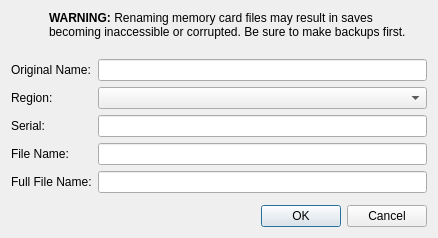
stenzek/duckstation, file src/duckstation-qt/memorycardrenamefiledialog.ui: the form before one commit.
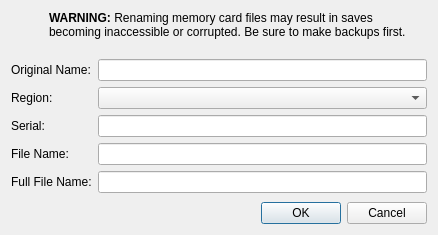
The form after the commit.

Commit message: Qt: Swap remaining form layouts for grid

Diff of the .ui file:
```diff
--- a/src/duckstation-qt/memorycardrenamefiledialog.ui
+++ b/src/duckstation-qt/memorycardrenamefiledialog.ui
@@ -7,13 +7,13 @@
     <x>0</x>
     <y>0</y>
     <width>438</width>
-    <height>232</height>
+    <height>235</height>
    </rect>
   </property>
   <property name="windowTitle">
    <string>Rename Memory Card File</string>
   </property>
-  <layout class="QFormLayout" name="formLayout">
+  <layout class="QGridLayout" name="gridLayout" columnstretch="0,1">
    <item row="0" column="0" colspan="2">
     <layout class="QHBoxLayout" name="horizontalLayout_5">
      <property name="bottomMargin">
@@ -110,7 +110,7 @@
    <item row="5" column="1">
     <widget class="QLineEdit" name="fullFilename"/>
    </item>
-   <item row="6" column="0" colspan="2">
+   <item row="6" column="0">
     <spacer name="verticalSpacer">
      <property name="orientation">
       <enum>Qt::Orientation::Vertical</enum>
```
The commit also changes 7 other files.
